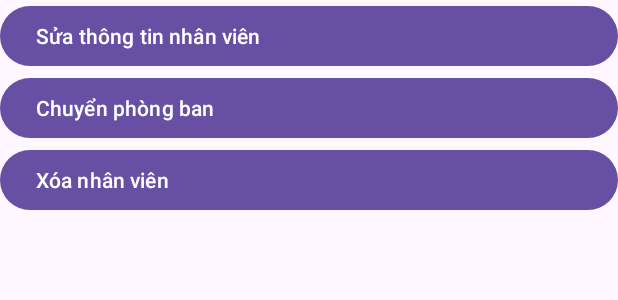
After one commit to duyhung1366/lap_android, an Android app: the layout popup_setting_employee.xml on its own in the app's theme, with its tools: preview values and no code run, on a phone screen of 412 x 824 dp. The commit adds this screen. Shown: the top 300 px of the screen. Run offline under Robolectric (Android 15) with nearby library versions, the phone set to English and light mode, and no system bars.

Commit message:
update and fix some thing

```diff
--- /dev/null
+++ b/app/src/main/res/layout/popup_setting_employee.xml
@@ -0,0 +1,34 @@
+<?xml version="1.0" encoding="utf-8"?>
+<LinearLayout xmlns:android="http://schemas.android.com/apk/res/android"
+    android:orientation="vertical"
+    android:layout_width="match_parent"
+    android:layout_height="wrap_content">
+
+    <Button
+        android:id="@+id/editEmployee"
+        android:layout_width="match_parent"
+        android:layout_weight="1"
+        android:layout_height="wrap_content"
+        android:text="Sửa thông tin nhân viên"
+        android:textAlignment="textStart"
+        />
+
+    <Button
+        android:id="@+id/moveDepartment"
+        android:layout_width="match_parent"
+        android:layout_weight="1"
+        android:layout_height="wrap_content"
+        android:text="Chuyển phòng ban"
+        android:textAlignment="textStart"
+        />
+
+    <Button
+        android:id="@+id/removeEmployee"
+        android:layout_width="match_parent"
+        android:layout_weight="1"
+        android:layout_height="wrap_content"
+        android:text="Xóa nhân viên"
+        android:textAlignment="textStart"
+        />
+
+</LinearLayout>
```
Also changed, not shown: app/src/main/java/com/example/lap/ListEmployeeActivity.java (+94 -17 lines), app/src/main/java/com/example/lap/MainActivity.java (+8 -14 lines), app/src/main/java/com/example/lap/adapter/DepartmentAdapter.java (+4 -3 lines), app/src/main/java/com/example/lap/util/AppUtil.java (+21 -2 lines).
